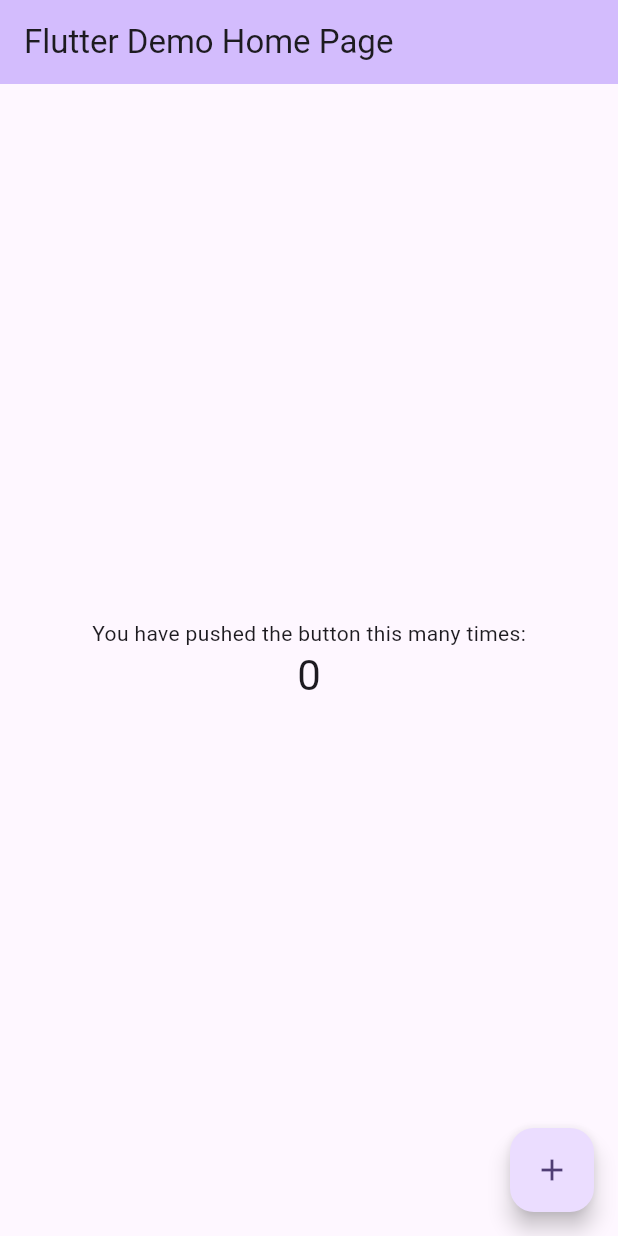
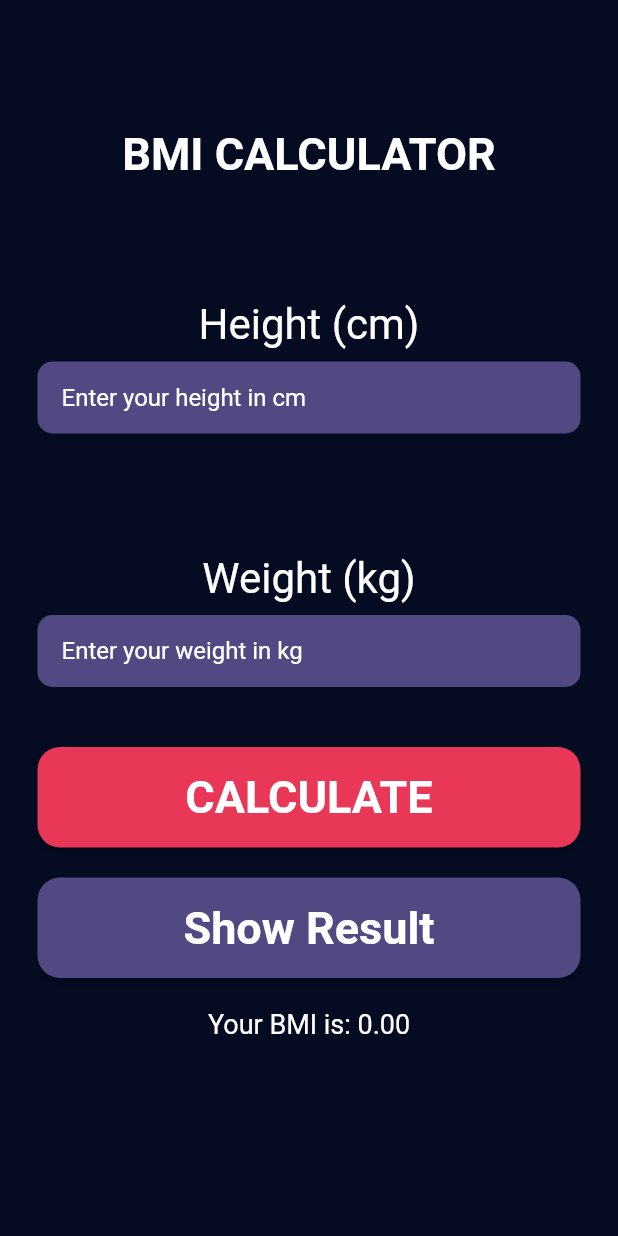
Before and after one commit to mukundsolanki/BMI-calculator-gdsc, a Flutter app: the screen it shows after launch, on a phone screen of 412 x 824 dp. Run offline on Flutter 3.47's test engine with Material 2 defaults, Android fonts, the phone set to English and light mode, and no system bars.

Commit message:
Updated th UI

```diff
--- a/lib/main.dart
+++ b/lib/main.dart
@@ -1,125 +1,213 @@
+// MUKUND SOLANKI
 import 'package:flutter/material.dart';
 
 void main() {
-  runApp(const MyApp());
+  runApp(const BMICalculatorApp());
 }
 
-class MyApp extends StatelessWidget {
-  const MyApp({super.key});
+class BMICalculatorApp extends StatelessWidget {
+  const BMICalculatorApp({super.key});
 
-  // This widget is the root of your application.
   @override
   Widget build(BuildContext context) {
-    return MaterialApp(
-      title: 'Flutter Demo',
-      theme: ThemeData(
-        // This is the theme of your application.
-        //
-        // TRY THIS: Try running your application with "flutter run". You'll see
-        // the application has a blue toolbar. Then, without quitting the app,
-        // try changing the seedColor in the colorScheme below to Colors.green
-        // and then invoke "hot reload" (save your changes or press the "hot
-        // reload" button in a Flutter-supported IDE, or press "r" if you used
-        // the command line to start the app).
-        //
-        // Notice that the counter didn't reset back to zero; the application
-        // state is not lost during the reload. To reset the state, use hot
-        // restart instead.
-        //
-        // This works for code too, not just values: Most code changes can be
-        // tested with just a hot reload.
-        colorScheme: ColorScheme.fromSeed(seedColor: Colors.deepPurple),
-        useMaterial3: true,
-      ),
-      home: const MyHomePage(title: 'Flutter Demo Home Page'),
+    return const MaterialApp(
+      debugShowCheckedModeBanner: false,
+      home: BMICalculator(),
     );
   }
 }
 
-class MyHomePage extends StatefulWidget {
-  const MyHomePage({super.key, required this.title});
-
-  // This widget is the home page of your application. It is stateful, meaning
-  // that it has a State object (defined below) that contains fields that affect
-  // how it looks.
-
-  // This class is the configuration for the state. It holds the values (in this
-  // case the title) provided by the parent (in this case the App widget) and
-  // used by the build method of the State. Fields in a Widget subclass are
-  // always marked "final".
-
-  final String title;
+class BMICalculator extends StatefulWidget {
+  const BMICalculator({super.key});
 
   @override
-  State<MyHomePage> createState() => _MyHomePageState();
+  // ignore: library_private_types_in_public_api
+  _BMICalculatorState createState() => _BMICalculatorState();
 }
 
-class _MyHomePageState extends State<MyHomePage> {
-  int _counter = 0;
+class _BMICalculatorState extends State<BMICalculator> {
+  TextEditingController heightController = TextEditingController();
+  TextEditingController weightController = TextEditingController();
+  double bmiResult = 0.0;
+  String resultMessage = '';
+  Color inputFieldColor = Color(0xFF514982);
 
-  void _incrementCounter() {
+  void calculateBMI() {
+    double heightInCentimeters = double.tryParse(heightController.text) ?? 0;
+    double weight = double.tryParse(weightController.text) ?? 0;
+
+    // Convert height to meters
+    double heightInMeters = heightInCentimeters / 100;
+
+    if (heightInMeters > 0 && weight > 0) {
       setState(() {
-      // This call to setState tells the Flutter framework that something has
-      // changed in this State, which causes it to rerun the build method below
-      // so that the display can reflect the updated values. If we changed
-      // _counter without calling setState(), then the build method would not be
-      // called again, and so nothing would appear to happen.
-      _counter++;
+        bmiResult = weight / (heightInMeters * heightInMeters);
+      });
+    }
+  }
+
+  void showResult() {
+    if (bmiResult == 0.0) {
+      setState(() {
+        resultMessage = '';
+      });
+      return;
+    }
+
+    String condition = '';
+    if (bmiResult < 18.5) {
+      condition = 'Underweight';
+    } else if (bmiResult >= 18.5 && bmiResult < 25) {
+      condition = 'Normal';
+    } else {
+      condition = 'Overweight';
+    }
+
+    setState(() {
+      resultMessage = '$condition';
     });
   }
 
   @override
   Widget build(BuildContext context) {
-    // This method is rerun every time setState is called, for instance as done
-    // by the _incrementCounter method above.
-    //
-    // The Flutter framework has been optimized to make rerunning build methods
-    // fast, so that you can just rebuild anything that needs updating rather
-    // than having to individually change instances of widgets.
     return Scaffold(
-      appBar: AppBar(
-        // TRY THIS: Try changing the color here to a specific color (to
-        // Colors.amber, perhaps?) and trigger a hot reload to see the AppBar
-        // change color while the other colors stay the same.
-        backgroundColor: Theme.of(context).colorScheme.inversePrimary,
-        // Here we take the value from the MyHomePage object that was created by
-        // the App.build method, and use it to set our appbar title.
-        title: Text(widget.title),
+      backgroundColor: Color(0xFF050B21),
+      body: SingleChildScrollView(
+        child: Padding(
+          padding: const EdgeInsets.all(25.0),
+          child: Column(
+            crossAxisAlignment: CrossAxisAlignment.stretch,
+            children: [
+              Container(
+                padding: const EdgeInsets.only(top: 60.0),
+                child: const Text(
+                  'BMI CALCULATOR',
+                  style: TextStyle(
+                    fontSize: 30,
+                    fontWeight: FontWeight.bold,
+                    color: Colors.white,
                   ),
-      body: Center(
-        // Center is a layout widget. It takes a single child and positions it
-        // in the middle of the parent.
-        child: Column(
-          // Column is also a layout widget. It takes a list of children and
-          // arranges them vertically. By default, it sizes itself to fit its
-          // children horizontally, and tries to be as tall as its parent.
-          //
-          // Column has various properties to control how it sizes itself and
-          // how it positions its children. Here we use mainAxisAlignment to
-          // center the children vertically; the main axis here is the vertical
-          // axis because Columns are vertical (the cross axis would be
-          // horizontal).
-          //
-          // TRY THIS: Invoke "debug painting" (choose the "Toggle Debug Paint"
-          // action in the IDE, or press "p" in the console), to see the
-          // wireframe for each widget.
-          mainAxisAlignment: MainAxisAlignment.center,
-          children: <Widget>[
+                  textAlign: TextAlign.center,
+                ),
+              ),
+              const SizedBox(height: 80),
+              Column(
+                children: [
                   const Text(
-              'You have pushed the button this many times:',
+                    'Height (cm)',
+                    style: TextStyle(
+                      color: Colors.white,
+                      fontSize: 28,
+                      fontWeight: FontWeight.normal,
                     ),
+                  ),
+                  const SizedBox(height: 8),
+                  Container(
+                    decoration: BoxDecoration(
+                      color: inputFieldColor,
+                      borderRadius: BorderRadius.circular(10),
+                    ),
+                    child: TextField(
+                      controller: heightController,
+                      keyboardType: const TextInputType.numberWithOptions(decimal: true),
+                      style: const TextStyle(color: Colors.white),
+                      decoration: const InputDecoration(
+                        hintText: "Enter your height in cm",
+                        hintStyle: TextStyle(
+                          color: Colors.white,
+                          fontSize: 16,
+                        ),
+                        contentPadding: EdgeInsets.symmetric(vertical: 12, horizontal: 16),
+                        border: InputBorder.none,
+                      ),
+                    ),
+                  ),
+                ],
+              ),
+              const SizedBox(height: 80),
+              Column(
+                children: [
+                  const Text(
+                    'Weight (kg)',
+                    style: TextStyle(
+                      color: Colors.white,
+                      fontSize: 28,
+                      fontWeight: FontWeight.normal,
+                    ),
+                  ),
+                  const SizedBox(height: 8),
+                  Container(
+                    decoration: BoxDecoration(
+                      color: inputFieldColor,
+                      borderRadius: BorderRadius.circular(10),
+                    ),
+                    child: TextField(
+                      controller: weightController,
+                      keyboardType: const TextInputType.numberWithOptions(decimal: true),
+                      style: const TextStyle(color: Colors.white),
+                      decoration: const InputDecoration(
+                        hintText: "Enter your weight in kg",
+                        hintStyle: TextStyle(
+                          color: Colors.white,
+                          fontSize: 16,
+                        ),
+                        contentPadding: EdgeInsets.symmetric(vertical: 12, horizontal: 16),
+                        border: InputBorder.none,
+                      ),
+                    ),
+                  ),
+                ],
+              ),
+              const SizedBox(height: 40),
+              ElevatedButton(
+                //MUKUND SOLANKI
+                onPressed: calculateBMI,
+                style: ElevatedButton.styleFrom(
+                  backgroundColor: Color(0xFFE93757),
+                  padding: const EdgeInsets.all(16),
+                  textStyle: const TextStyle(
+                    fontSize: 30,
+                    fontWeight: FontWeight.bold,
+                  ),
+                  shape: RoundedRectangleBorder(
+                    borderRadius: BorderRadius.circular(15),
+                  ),
+                ),
+                child: const Text('CALCULATE'),
+              ),
+              const SizedBox(height: 20),
+              ElevatedButton(
+                onPressed: showResult,
+                style: ElevatedButton.styleFrom(
+                  backgroundColor: inputFieldColor,
+                  padding: const EdgeInsets.all(16),
+                  textStyle: const TextStyle(
+                    fontSize: 30,
+                    fontWeight: FontWeight.bold,
+                  ),
+                  shape: RoundedRectangleBorder(
+                    borderRadius: BorderRadius.circular(15),
+                  ),
+                ),
+                child: const Text('Show Result'),
+              ),
+              const SizedBox(height: 20),
               Text(
-              '$_counter',
-              style: Theme.of(context).textTheme.headlineMedium,
+                'Your BMI is: ${bmiResult.toStringAsFixed(2)}',
+                //MUKUND SOLANKI
+                style: const TextStyle(fontSize: 18, color: Colors.white),
+                textAlign: TextAlign.center,
+              ),
+              const SizedBox(height: 20),
+              Text(
+                resultMessage,
+                style: const TextStyle(fontSize: 18, color: Colors.white),
+                textAlign: TextAlign.center,
               ),
             ],
           ),
         ),
-      floatingActionButton: FloatingActionButton(
-        onPressed: _incrementCounter,
-        tooltip: 'Increment',
-        child: const Icon(Icons.add),
-      ), // This trailing comma makes auto-formatting nicer for build methods.
+      ),
     );
   }
 }
```
Lines whose indentation alone changed are shown as unchanged.
